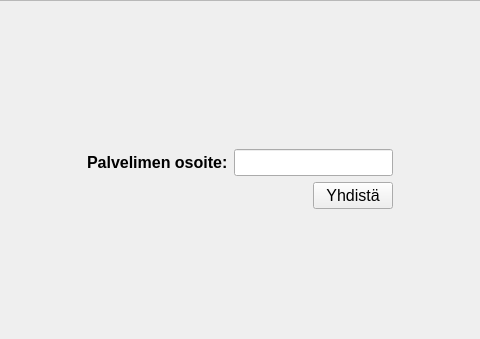
Old version of the form bin/data/ui/LoginWidget.ui in the repository realXtend/tundra; both pictures show x 196 to 676 and y 0 to 339 of the 871 by 514 pixel window.
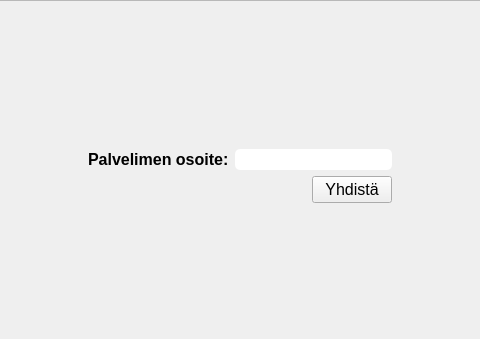
New version of the form. Icons and pictures are not drawn.

Commit message: *Window default size 1024x768 on each startup. *Do not create local environment entity. *Rounder corners for server address line edit.

Diff of the .ui file:
```diff
--- a/bin/data/ui/LoginWidget.ui
+++ b/bin/data/ui/LoginWidget.ui
@@ -151,6 +151,10 @@
                      <bold>true</bold>
                     </font>
                    </property>
+                   <property name="styleSheet">
+                    <string notr="true">background-color: rgb(255, 255, 255);
+border-radius: 5px;</string>
+                   </property>
                   </widget>
                  </item>
                 </layout>
```
The commit also changes 2 other files.
